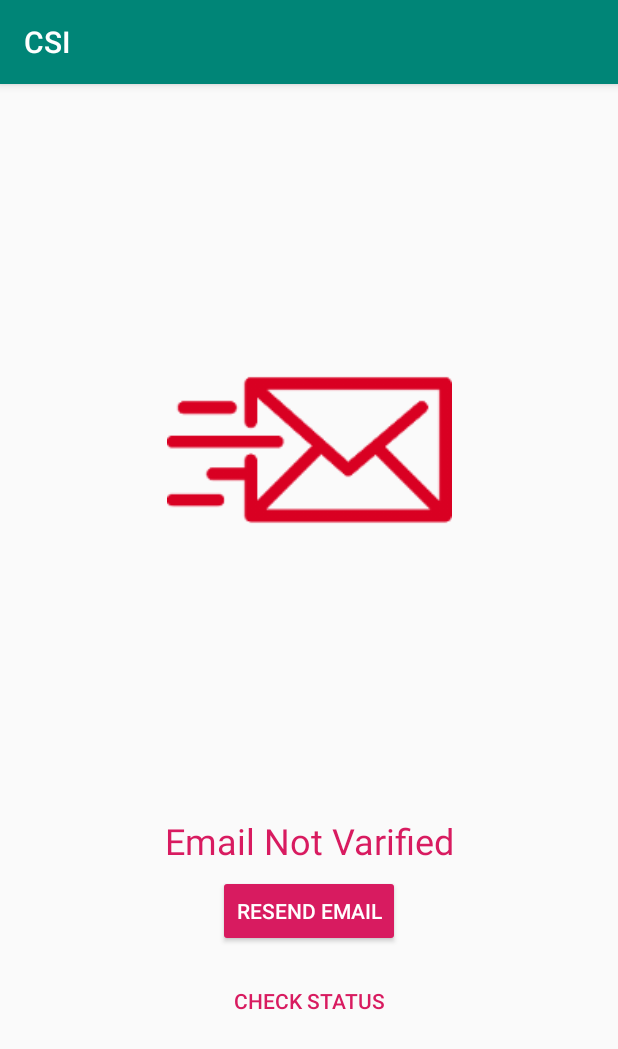
After one commit to ManishDV/CSI, an Android app: the EmailVarification screen opened directly, with no data from a screen before it, on a phone screen of 412 x 824 dp. The commit adds this screen. Shown: the top 1049 px of the screen. Run offline under Robolectric (Android 15) with nearby library versions, the phone set to English and light mode, and no system bars; our stand-ins replace Firebase (no records; nobody signed in at launch, a user with empty details on screens opened directly).

Commit message:
THIS IS ENTHUSIA APP

```diff
--- a/app/src/main/AndroidManifest.xml
+++ b/app/src/main/AndroidManifest.xml
@@ -20,7 +20,8 @@
         </activity>
         <activity android:name=".SignupActivity" />
         <activity android:name=".userPic" />
-        <activity android:name=".FaqActivity"></activity>
+        <activity android:name=".FaqActivity" />
+        <activity android:name=".EmailVarification"></activity>
     </application>
 
 </manifest>
--- /dev/null
+++ b/app/src/main/java/testapp/example/com/csi/EmailVarification.java
@@ -0,0 +1,70 @@
+package testapp.example.com.csi;
+
+import android.graphics.Color;
+import android.os.Bundle;
+import android.support.annotation.NonNull;
+import android.support.v7.app.AppCompatActivity;
+import android.view.View;
+import android.widget.TextView;
+import android.widget.Toast;
+
+import com.google.android.gms.tasks.OnCompleteListener;
+import com.google.android.gms.tasks.Task;
+import com.google.firebase.auth.FirebaseAuth;
+import com.google.firebase.auth.FirebaseUser;
+
+public class EmailVarification extends AppCompatActivity {
+
+    TextView verificationText;
+    FirebaseUser user;
+
+    @Override
+    protected void onCreate(Bundle savedInstanceState) {
+        super.onCreate(savedInstanceState);
+        setContentView(R.layout.activity_email_varification);
+        verificationText = findViewById(R.id.veri_text);
+        user = FirebaseAuth.getInstance().getCurrentUser();
+
+
+    }
+
+    @Override
+    protected void onStart() {
+        super.onStart();
+
+
+    }
+
+    public void resendEmail(View view) {
+
+
+        if (!user.isEmailVerified()) {
+            FirebaseAuth.getInstance().getCurrentUser()
+                    .sendEmailVerification()
+                    .addOnCompleteListener(new OnCompleteListener<Void>() {
+                        @Override
+                        public void onComplete(@NonNull Task<Void> task) {
+                            Toast.makeText(EmailVarification.this, "Email Send", Toast.LENGTH_SHORT).show();
+                        }
+                    });
+        }
+
+
+    }
+
+    @Override
+    public void onBackPressed() {
+        super.onBackPressed();
+
+    }
+
+    public void checkStatus(View view) {
+        if(user.isEmailVerified())
+        {
+            verificationText.setText("Email Verified");
+            verificationText.setTextColor(Color.GREEN);
+            finish();
+        }
+        Toast.makeText(this, "Nope", Toast.LENGTH_SHORT).show();
+    }
+}
--- /dev/null
+++ b/app/src/main/res/layout/activity_email_varification.xml
@@ -0,0 +1,68 @@
+<?xml version="1.0" encoding="utf-8"?>
+<android.support.constraint.ConstraintLayout xmlns:android="http://schemas.android.com/apk/res/android"
+    xmlns:app="http://schemas.android.com/apk/res-auto"
+    xmlns:tools="http://schemas.android.com/tools"
+    android:layout_width="match_parent"
+    android:layout_height="match_parent"
+    tools:context=".EmailVarification">
+
+    <TextView
+        android:id="@+id/veri_text"
+        android:layout_width="wrap_content"
+        android:layout_height="31dp"
+        android:layout_marginStart="8dp"
+        android:layout_marginTop="108dp"
+        android:layout_marginEnd="8dp"
+        android:layout_marginBottom="8dp"
+        android:text="Email Not Varified"
+        android:textColor="@color/colorAccent"
+        android:textSize="24sp"
+        app:layout_constraintBottom_toTopOf="@+id/resend"
+        app:layout_constraintEnd_toEndOf="parent"
+        app:layout_constraintHorizontal_bias="0.502"
+        app:layout_constraintStart_toStartOf="parent"
+        app:layout_constraintTop_toTopOf="parent"
+        app:layout_constraintVertical_bias="1.0" />
+
+    <Button
+        android:id="@+id/resend"
+        style="@style/Widget.AppCompat.Button.Colored"
+        android:layout_width="wrap_content"
+        android:layout_height="wrap_content"
+        android:onClick="resendEmail"
+        android:text="Resend Email"
+        app:layout_constraintBottom_toBottomOf="parent"
+        app:layout_constraintEnd_toEndOf="parent"
+        app:layout_constraintHorizontal_bias="0.501"
+        app:layout_constraintStart_toStartOf="parent"
+        app:layout_constraintTop_toTopOf="parent"
+        app:layout_constraintVertical_bias="0.732" />
+
+    <ImageView
+        android:id="@+id/imageView2"
+        android:layout_width="190dp"
+        android:layout_height="204dp"
+        android:layout_marginTop="8dp"
+        android:layout_marginBottom="8dp"
+        app:layout_constraintBottom_toTopOf="@+id/veri_text"
+        app:layout_constraintEnd_toEndOf="parent"
+        app:layout_constraintStart_toStartOf="parent"
+        app:layout_constraintTop_toTopOf="parent"
+        app:srcCompat="@drawable/mail" />
+
+    <Button
+        android:id="@+id/button3"
+        style="@style/Widget.AppCompat.Button.Borderless.Colored"
+        android:layout_width="wrap_content"
+        android:layout_height="wrap_content"
+        android:layout_marginTop="8dp"
+        android:layout_marginBottom="8dp"
+        android:onClick="checkStatus"
+        android:text="@string/check_status"
+        app:layout_constraintBottom_toBottomOf="parent"
+        app:layout_constraintEnd_toEndOf="parent"
+        app:layout_constraintHorizontal_bias="0.501"
+        app:layout_constraintStart_toStartOf="parent"
+        app:layout_constraintTop_toBottomOf="@+id/resend"
+        app:layout_constraintVertical_bias="0.033" />
+</android.support.constraint.ConstraintLayout>
--- a/app/src/main/res/values/colors.xml
+++ b/app/src/main/res/values/colors.xml
@@ -2,5 +2,5 @@
 <resources>
     <color name="colorPrimary">#008577</color>
     <color name="colorPrimaryDark">#00574B</color>
-    <color name="colorAccent">#D81B60</color>
+    <color name="colorAccent">#d81b60</color>
 </resources>
--- a/app/src/main/res/values/strings.xml
+++ b/app/src/main/res/values/strings.xml
@@ -14,4 +14,5 @@
     <string name="sign_up_now">SIGN UP NOW</string>
     <string name="login">Login</string>
     <string name="string_faq">FAQ</string>
+    <string name="check_status">Check Status</string>
 </resources>
```
Also changed, not shown: app/src/main/java/testapp/example/com/csi/MainActivity.java (+21 -17 lines), app/src/main/java/testapp/example/com/csi/SignupActivity.java (+28 -20 lines), app/src/main/java/testapp/example/com/csi/userPic.java (+25 -7 lines), app/src/main/res/layout/activity_faq.xml (+14 -13 lines), app/src/main/res/layout/activity_main.xml (+15 -0 lines), app/src/main/res/layout/activity_user_pic.xml (+11 -0 lines), app/src/main/res/drawable-xxxhdpi/mail.png (added).
